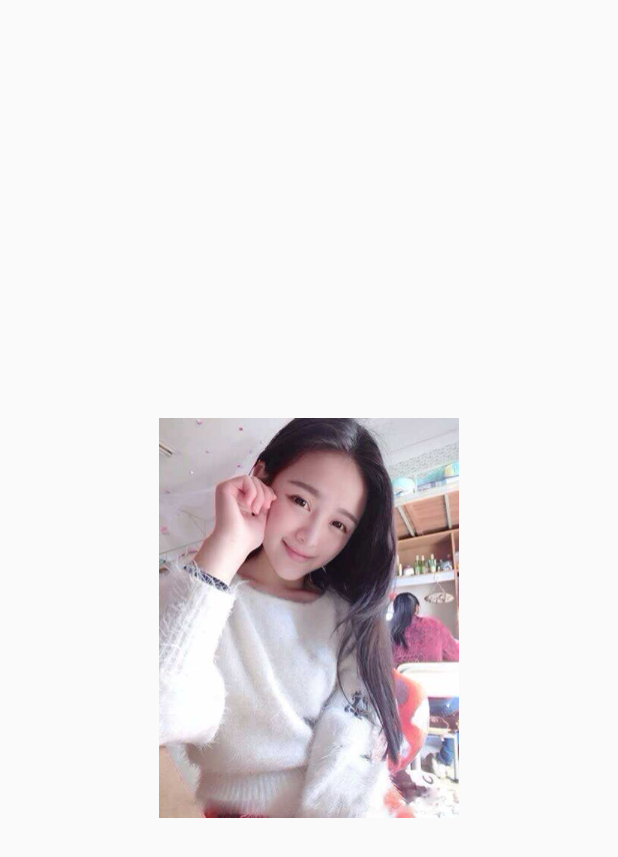
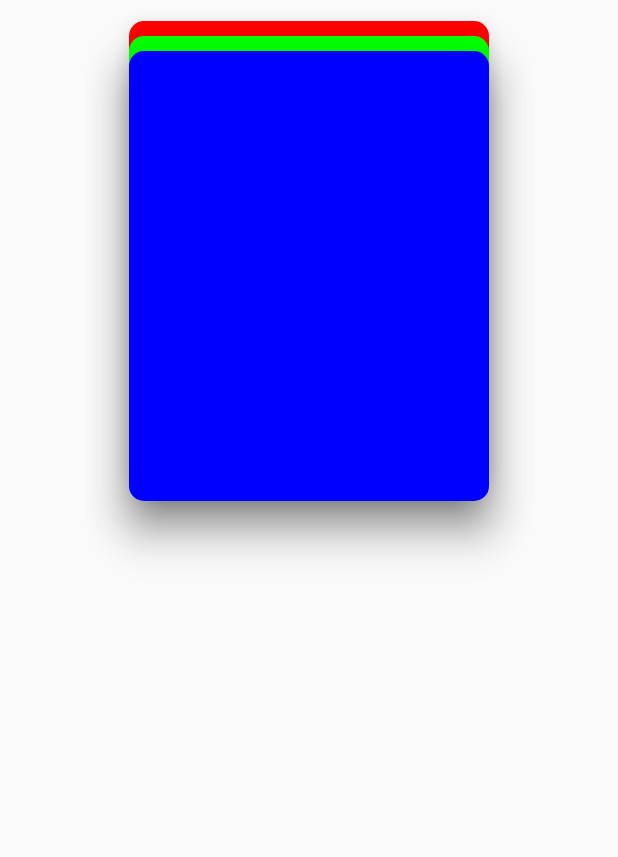
Before and after one commit to gggitpl/flutter_example, a Flutter app: the screen it shows after launch, on a phone screen of 412 x 824 dp. Shown: the top 857 px of the screen. Run offline on Flutter 3.47's test engine with Material 2 defaults, Android fonts, the phone set to English and light mode, and no system bars.

Commit message:
feat: 乱七八糟

```diff
--- a/lib/main.dart
+++ b/lib/main.dart
@@ -1,4 +1,5 @@
 import 'package:flutter/material.dart';
+import 'file:///D:/AndroidStudioProjects/flutter_example/lib/match_card_main.dart';
 import 'package:flutter_example/card_stack.dart';
 
 
@@ -6,7 +7,7 @@ void main() {
   runApp(MaterialApp(
     debugShowCheckedModeBanner: false,
     home: Scaffold(
-      body: CardStack(),
+      body: MyHomePage(),
     ),
   ));
 }
--- /dev/null
+++ b/lib/match_card_main.dart
@@ -0,0 +1,85 @@
+import 'package:flutter/material.dart';
+
+class MyHomePage extends StatefulWidget {
+  @override
+  _MyHomePageState createState() => _MyHomePageState();
+}
+
+class _MyHomePageState extends State<MyHomePage> {
+  List<Widget> cardList;
+
+  @override
+  Widget build(BuildContext context) {
+    return Center(
+        child: Stack(
+      alignment: Alignment.center,
+      children: cardList,
+    ));
+  }
+
+  @override
+  void initState() {
+    super.initState();
+    cardList = _getMatchCard();
+  }
+
+  void _removeCard(index) {
+    setState(() {
+      cardList.removeAt(index);
+    });
+  }
+
+  List<Widget> _getMatchCard() {
+    List<MatchCard> cards = new List();
+    cards.add(MatchCard(255, 0, 0, 10));
+    cards.add(MatchCard(0, 255, 0, 20));
+    cards.add(MatchCard(0, 0, 255, 30));
+
+    List<Widget> cardList = new List();
+
+    for (int x = 0; x < 3; x++) {
+      cardList.add(Positioned(
+        top: cards[x].margin,
+        child: Draggable(
+          onDragEnd: (drag) {
+            _removeCard(x);
+          },
+          childWhenDragging: Container(),
+          feedback: Card(
+            elevation: 12,
+            color: Color.fromARGB(255, cards[x].redColor, cards[x].greenColor,
+                cards[x].blueColor),
+            shape:
+                RoundedRectangleBorder(borderRadius: BorderRadius.circular(10)),
+            child: Container(
+              width: 240,
+              height: 300,
+            ),
+          ),
+          child: Card(
+            elevation: 12,
+            color: Color.fromARGB(255, cards[x].redColor, cards[x].greenColor,
+                cards[x].blueColor),
+            shape:
+                RoundedRectangleBorder(borderRadius: BorderRadius.circular(10)),
+            child: Container(
+              width: 240,
+              height: 300,
+            ),
+          ),
+        ),
+      ));
+    }
+
+    return cardList;
+  }
+}
+
+class MatchCard {
+  int redColor = 0;
+  int greenColor = 0;
+  int blueColor = 0;
+  double margin = 0;
+
+  MatchCard(this.redColor, this.greenColor, this.blueColor, this.margin);
+}
```
Also changed, not shown: pubspec.lock.
